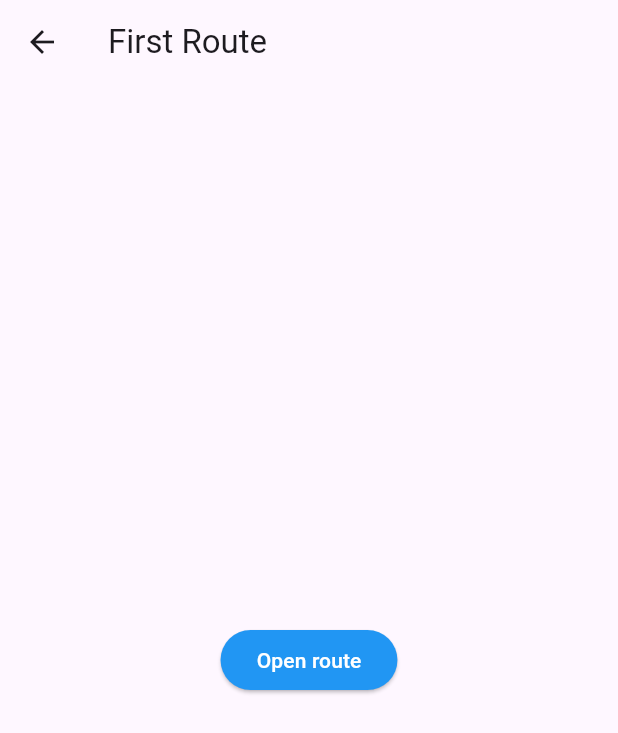
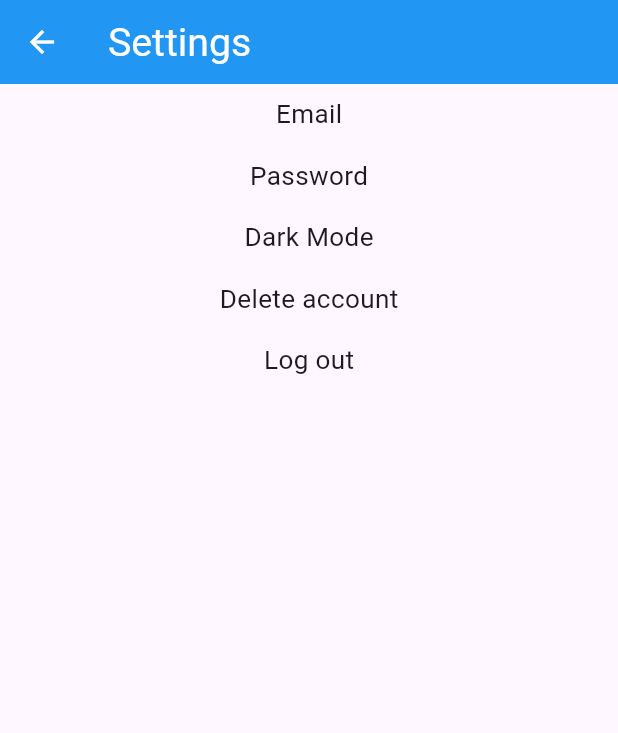
Before and after one commit to andrewcheewei/atlas, a Flutter app: the SettingsPage screen opened directly, on a phone screen of 412 x 824 dp. Shown: the top 733 px of the screen. Run offline on Flutter 3.47's test engine with Material 3 defaults, Android fonts, the light colour scheme and no system bars; our stand-ins replace supabase_flutter; accounts and stored records are empty; network calls fail.

Commit message:
changed font size, add options for settings

```diff
--- a/lib/main.dart
+++ b/lib/main.dart
@@ -23,7 +23,11 @@ class MyApp extends StatelessWidget {
   Widget build(BuildContext context) {
     return MaterialApp(
       title: 'atlas',
-      theme: ThemeData.light().copyWith(
+      theme: ThemeData(
+        textTheme: Theme.of(context).textTheme.apply(
+              fontSizeFactor: 1.1,
+              fontSizeDelta: 2,
+            ),
         primaryColor: Colors.blue,
         textButtonTheme: TextButtonThemeData(
           style: TextButton.styleFrom(
--- a/lib/src/pages/settings_page.dart
+++ b/lib/src/pages/settings_page.dart
@@ -18,40 +18,34 @@ class _SettingsPage extends State<SettingsPage> {
   Widget build(BuildContext context) {
     return Scaffold(
       appBar: AppBar(
-        title: const Text('First Route'),
+        backgroundColor: Colors.blue,
+        foregroundColor: Colors.white,
+        title: const Text('Settings'),
       ),
-      body: Center(
-        child: ElevatedButton(
-          child: const Text('Open route'),
-          onPressed: () {
-            Navigator.push(
-              context,
-              MaterialPageRoute(builder: (context) => const SecondRoute()),
-            );
-          },
-        ),
+      body: ListView(
+        children: <Widget>[
+          Padding(
+            padding: const EdgeInsets.all(8.0),
+            child: Center(child: Text('Email')),
+          ),
+          Padding(
+            padding: const EdgeInsets.all(8.0),
+            child: Center(child: Text('Password')),
+          ),
+          Padding(
+            padding: const EdgeInsets.all(8.0),
+            child: Center(child: Text('Dark Mode')),
+          ),
+          Padding(
+            padding: const EdgeInsets.all(8.0),
+            child: Center(child: Text('Delete account')),
+          ),
+          Padding(
+            padding: const EdgeInsets.all(8.0),
+            child: Center(child: Text('Log out')),
+          ),
+        ],
       ),
     );
   }
 }
-
-class SecondRoute extends StatelessWidget {
-  const SecondRoute({super.key});
-
-  @override
-  Widget build(BuildContext context) {
-    return Scaffold(
-      appBar: AppBar(
-        title: const Text('Second Route'),
-      ),
-      body: Center(
-        child: ElevatedButton(
-          onPressed: () {
-            Navigator.pop(context);
-          },
-          child: const Text('Go back!'),
-        ),
-      ),
-    );
-  }
-}
```
